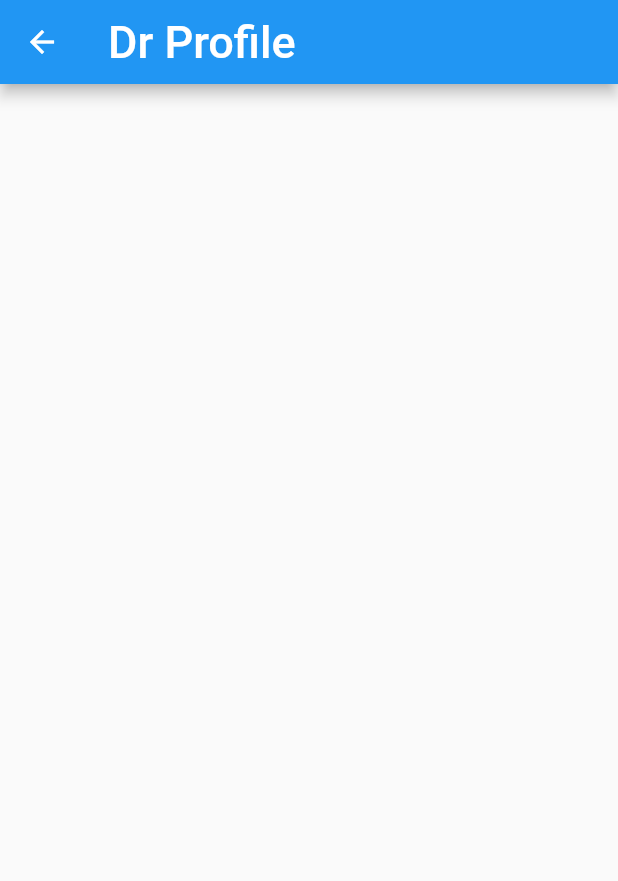
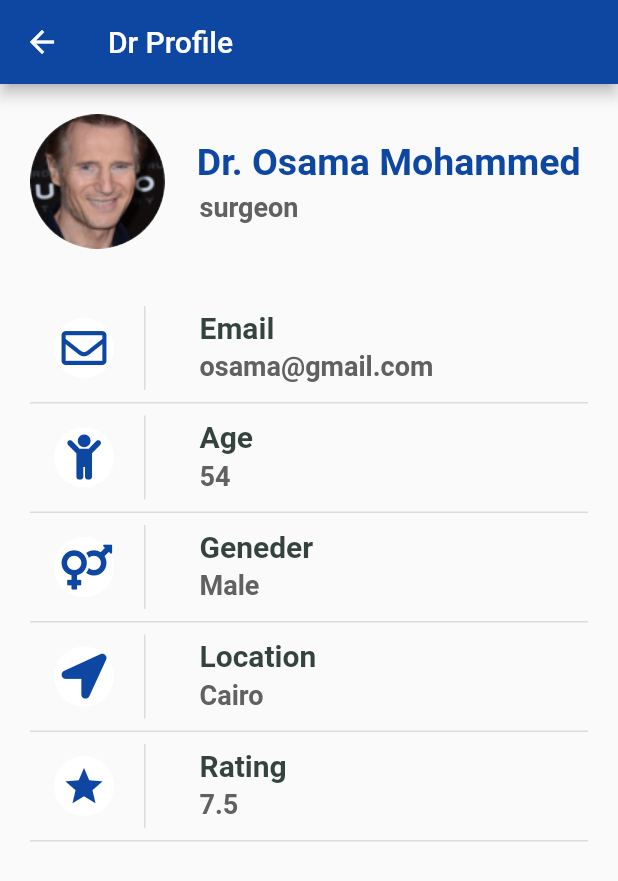
Before and after one commit to AhmedEzz00/samrt-vitals, a Flutter app: the DrProfile screen opened directly, on a phone screen of 412 x 824 dp. Shown: the top 881 px of the screen. Run offline on Flutter 3.47's test engine with Material 2 defaults, Android fonts, the phone set to English and light mode, and no system bars; our stand-ins replace flutter_bluetooth_serial, flutter_svg, font_awesome_flutter, lottie, outline_gradient_button and 1 more; missing offline and left inert: dart:ffi.

Commit message:
26/10/2021

```diff
--- a/lib/screens/doctor screens/doctor_main_screen.dart
+++ b/lib/screens/doctor screens/doctor_main_screen.dart
@@ -13,7 +13,7 @@ class DoctorMainScreen extends StatefulWidget {
 }
 
 class _DoctortMainScreenState extends State<DoctorMainScreen> {
-  int? _selectedIndex;
+  int? _selectedIndex = 1;
 
   static List<Widget> _screens = [
     DrProfile(),
@@ -55,11 +55,11 @@ class _DoctortMainScreenState extends State<DoctorMainScreen> {
                 ),
               ),
             ),
-            BottomNavigationBarItem(
+           /*  BottomNavigationBarItem(
               label: 'settings',
               icon: SvgPicture.asset('assets/images/settings.svg',
                   color: Colors.grey[100], height: deviceSize.height * 0.04),
-            ),
+            ), */
           ],
         ),
         body: Center(
--- a/lib/screens/doctor screens/dr.profie_page.dart
+++ b/lib/screens/doctor screens/dr.profie_page.dart
@@ -1,4 +1,6 @@
 import 'package:flutter/material.dart';
+import 'package:font_awesome_flutter/font_awesome_flutter.dart';
+import 'package:smart_vitals/themes.dart';
 
 class DrProfile extends StatefulWidget {
   @override
@@ -8,25 +10,154 @@ class DrProfile extends StatefulWidget {
 class _DrProfileState extends State<DrProfile> {
   @override
   Widget build(BuildContext context) {
-    var size = MediaQuery.of(context).size;
+    //  var size = MediaQuery.of(context).size;
     return Scaffold(
       appBar: AppBar(
+        backgroundColor: MyThemes.primaryColor,
         title: Text(
           'Dr Profile',
-          style: TextStyle(
-            fontSize: 30,
-            color: Colors.white,
-          ),
+          style: MyThemes.lightTheme.appBarTheme.titleTextStyle,
         ),
       ),
-      body: Column(
-        crossAxisAlignment: CrossAxisAlignment.start,
-        children: [
-          Card(
-            elevation: 5,
-          ),
-        ],
+      body: Padding(
+        padding: const EdgeInsets.all(20.0),
+        child: Column(
+          crossAxisAlignment: CrossAxisAlignment.start,
+          children: [
+            Row(
+              children: [
+                ClipRRect(
+                  borderRadius: BorderRadius.circular(60),
+                  child: Image.asset(
+                    'assets/images/profile.png',
+                    height: 90,
+                    width: 90,
+                  ),
+                ),
+                SizedBox(
+                  width: 15,
+                ),
+                Column(
+                  mainAxisAlignment: MainAxisAlignment.spaceBetween,
+                  crossAxisAlignment: CrossAxisAlignment.baseline,
+                  textBaseline: TextBaseline.alphabetic,
+                  children: [
+                    Text(
+                      ' Dr. Osama Mohammed',
+                      style: MyThemes.lightTheme.textTheme.headline3,
+                    ),
+                    SizedBox(
+                      height: 5,
+                    ),
+                    Padding(
+                      padding: const EdgeInsets.only(left: 8.0),
+                      child: Text(
+                        'surgeon',
+                        style: MyThemes.lightTheme.textTheme.bodyText2,
+                      ),
+                    ),
+                  ],
+                ),
+              ],
+            ),
+            SizedBox(
+              height: 30,
+            ),
+            DocInfoWidget(
+              icony: FontAwesomeIcons.envelope,
+              title: 'Email',
+              subtitle: 'osama@gmail.com',
+            ),
+            DocInfoWidget(
+              icony: FontAwesomeIcons.child,
+              title: 'Age',
+              subtitle: '54',
+            ),
+            DocInfoWidget(
+              icony: FontAwesomeIcons.venusMars,
+              title: 'Geneder',
+              subtitle: 'Male',
+            ),
+            DocInfoWidget(
+              icony: FontAwesomeIcons.locationArrow,
+              title: 'Location',
+              subtitle: 'Cairo',
+            ),
+            DocInfoWidget(
+              icony: Icons.star,
+              title: 'Rating',
+              subtitle: '7.5',
+            ),
+          ],
+        ),
       ),
     );
   }
 }
+
+class DocInfoWidget extends StatelessWidget {
+  final IconData? icony;
+  final String? title;
+  final String? subtitle;
+  DocInfoWidget({
+    @required this.icony,
+    @required this.title,
+    @required this.subtitle,
+  });
+
+  @override
+  Widget build(BuildContext context) {
+    return Column(
+      mainAxisSize: MainAxisSize.min,
+      children: [
+        ListTile(
+          leading: Row(
+            mainAxisSize: MainAxisSize.min,
+            children: [
+              CircleAvatar(
+                backgroundColor: Colors.white,
+                radius: 20.0,
+                child: Icon(
+                  icony,
+                  color: MyThemes.primaryColor,
+                  size: 30,
+                ),
+              ),
+              SizedBox(
+                width: 20,
+              ),
+              VerticalDivider(
+                thickness: 1,
+                width: 1,
+              ),
+            ],
+          ),
+          title: Padding(
+            padding: const EdgeInsets.symmetric(
+              vertical: 2.0,
+              horizontal: 20,
+            ),
+            child: Text(
+              title ?? '',
+              style: MyThemes.lightTheme.textTheme.bodyText1,
+            ),
+          ),
+          subtitle: Padding(
+            padding: const EdgeInsets.symmetric(
+              vertical: 2.0,
+              horizontal: 20,
+            ),
+            child: Text(
+              subtitle ?? '',
+              style: MyThemes.lightTheme.textTheme.bodyText2,
+            ),
+          ),
+        ),
+        Divider(
+          height: 1,
+          thickness: 1,
+        ),
+      ],
+    );
+  }
+}
--- /dev/null
+++ b/lib/themes.dart
@@ -0,0 +1,54 @@
+import 'package:flutter/material.dart';
+
+class MyThemes {
+  static final primaryColor = Colors.blue[900];
+
+  /*  static final darkTheme = ThemeData(
+    scaffoldBackgroundColor: Colors.grey.shade900,
+    primaryColorDark: primaryColor,
+    colorScheme: ColorScheme.dark(primary: primaryColor),
+    dividerColor: Colors.white,
+  ); */
+
+  static final lightTheme = ThemeData(
+    scaffoldBackgroundColor: Colors.grey[200],
+    visualDensity: VisualDensity.adaptivePlatformDensity,
+    primaryColor: primaryColor,
+    iconTheme: IconThemeData(
+      color: primaryColor,
+      size: 22,
+    ),
+    textTheme: ThemeData.light().textTheme.copyWith(
+          // for main text color of widgets
+          bodyText1: TextStyle(
+            color: Color(0xff35433E),
+            fontSize: 20,
+            fontWeight: FontWeight.bold,
+          ),
+          // for second text color of widgets
+
+          bodyText2: TextStyle(
+            color: Colors.grey[700],
+            fontSize: 18,
+            fontWeight: FontWeight.bold,
+          ),
+          headline1: TextStyle(
+            color: Colors.white,
+            fontSize: 25,
+            fontWeight: FontWeight.bold,
+          ),
+
+          headline2: TextStyle(
+            color: Colors.white,
+            fontSize: 22,
+            fontWeight: FontWeight.bold,
+          ),
+          headline3: TextStyle(
+            color: primaryColor,
+            fontSize: 25,
+            fontWeight: FontWeight.bold,
+          ),
+          // for appbar
+        ),
+  );
+}
```
Also changed, not shown: pubspec.yaml (+6 -20 lines), pubspec.lock.
